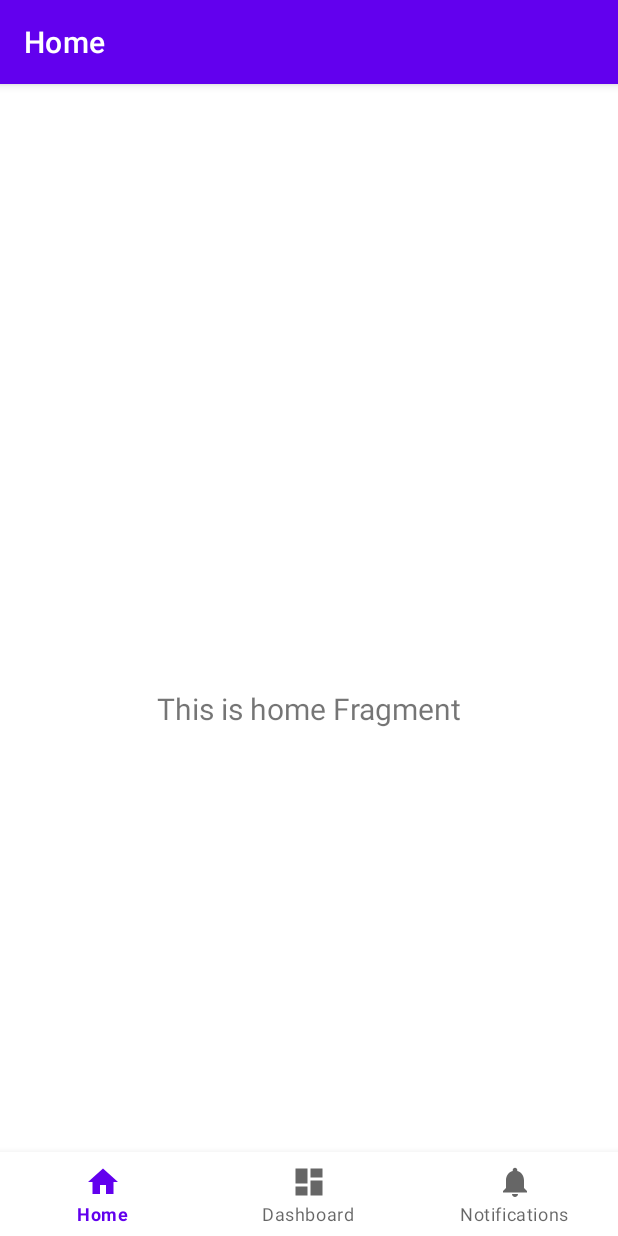
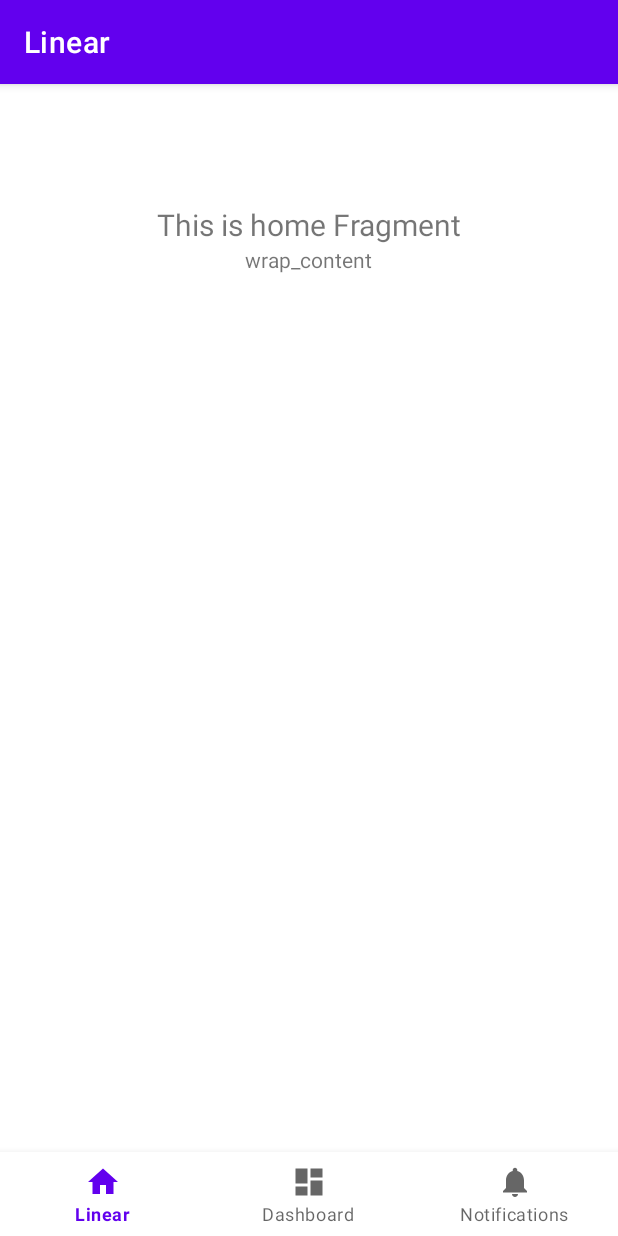
Before and after one commit to dardanqsot/kotlin, an Android app: the screen it shows after launch (MainActivity), on a phone screen of 412 x 824 dp. Run offline under Robolectric (Android 15) with nearby library versions, the light colour scheme and no system bars; our stand-ins replace navigation-ui.

Commit message:
Sección 5: Layouts - LinearLayout

```diff
--- a/Layouts/app/src/main/java/com/dardan/layouts/ui/home/HomeFragment.kt
+++ b/Layouts/app/src/main/java/com/dardan/layouts/ui/home/HomeFragment.kt
@@ -9,12 +9,12 @@ import androidx.fragment.app.Fragment
 import androidx.lifecycle.Observer
 import androidx.lifecycle.ViewModelProvider
 import com.dardan.layouts.R
-import com.dardan.layouts.databinding.FragmentHomeBinding
+import com.dardan.layouts.databinding.FragmentLinearBinding
 
 class HomeFragment : Fragment() {
 
     private lateinit var homeViewModel: HomeViewModel
-    private var _binding: FragmentHomeBinding? = null
+    private var _binding: FragmentLinearBinding? = null
 
     // This property is only valid between onCreateView and
     // onDestroyView.
@@ -28,7 +28,7 @@ class HomeFragment : Fragment() {
         homeViewModel =
             ViewModelProvider(this).get(HomeViewModel::class.java)
 
-        _binding = FragmentHomeBinding.inflate(inflater, container, false)
+        _binding = FragmentLinearBinding.inflate(inflater, container, false)
         val root: View = binding.root
 
         val textView: TextView = binding.textHome
--- a/Layouts/app/src/main/res/layout/fragment_home.xml
+++ b/Layouts/app/src/main/res/layout/fragment_linear.xml
@@ -1,9 +1,11 @@
 <?xml version="1.0" encoding="utf-8"?>
-<androidx.constraintlayout.widget.ConstraintLayout xmlns:android="http://schemas.android.com/apk/res/android"
-    xmlns:app="http://schemas.android.com/apk/res-auto"
+<LinearLayout xmlns:android="http://schemas.android.com/apk/res/android"
     xmlns:tools="http://schemas.android.com/tools"
     android:layout_width="match_parent"
     android:layout_height="match_parent"
+    android:orientation="vertical"
+    android:gravity="center_horizontal"
+    android:padding="16dp"
     tools:context=".ui.home.HomeFragment">
 
     <TextView
@@ -14,9 +16,11 @@
         android:layout_marginTop="8dp"
         android:layout_marginEnd="8dp"
         android:textAlignment="center"
-        android:textSize="20sp"
-        app:layout_constraintBottom_toBottomOf="parent"
-        app:layout_constraintEnd_toEndOf="parent"
-        app:layout_constraintStart_toStartOf="parent"
-        app:layout_constraintTop_toTopOf="parent" />
-</androidx.constraintlayout.widget.ConstraintLayout>
+        android:text="match_parent"
+        android:textSize="20sp" />
+
+    <TextView
+        android:layout_width="wrap_content"
+        android:layout_height="wrap_content"
+        android:text="wrap_content"/>
+</LinearLayout>
--- a/Layouts/app/src/main/res/navigation/mobile_navigation.xml
+++ b/Layouts/app/src/main/res/navigation/mobile_navigation.xml
@@ -9,7 +9,7 @@
         android:id="@+id/navigation_home"
         android:name="com.dardan.layouts.ui.home.HomeFragment"
         android:label="@string/title_home"
-        tools:layout="@layout/fragment_home" />
+        tools:layout="@layout/fragment_linear" />
 
     <fragment
         android:id="@+id/navigation_dashboard"
--- a/Layouts/app/src/main/res/values/strings.xml
+++ b/Layouts/app/src/main/res/values/strings.xml
@@ -1,6 +1,6 @@
 <resources>
     <string name="app_name">Layouts</string>
-    <string name="title_home">Home</string>
+    <string name="title_home">Linear</string>
     <string name="title_dashboard">Dashboard</string>
     <string name="title_notifications">Notifications</string>
 </resources>
```
